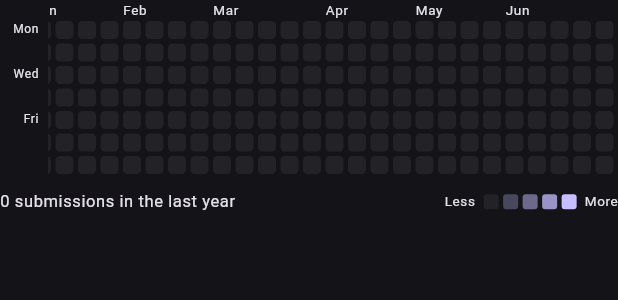
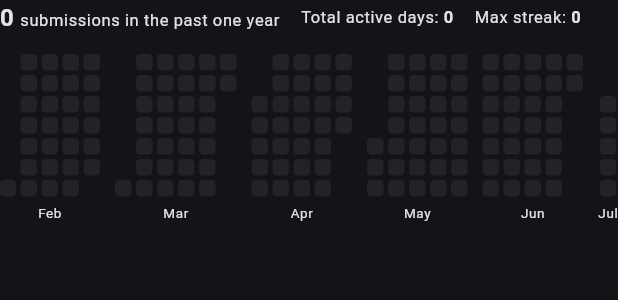
Before and after one commit to Markuvu/codetrack, a Flutter app: the ActivityHeatmap widget shown alone on an empty page, opened directly with empty values, on a phone screen of 412 x 824 dp. Shown: the top 300 px of the screen. Run offline on Flutter 3.47's test engine with Material 3 defaults, Android fonts, the phone set to English and light mode, and no system bars; our stand-ins replace fl_chart, flutter_local_notifications, shared_preferences, timezone; accounts and stored records are empty; network calls fail.

Commit message:
Activity heatmap: LeetCode-style layout (header totals + max streak, month blocks with labels below, green scale)

```diff
--- a/app/lib/widgets/activity_heatmap.dart
+++ b/app/lib/widgets/activity_heatmap.dart
@@ -10,27 +10,33 @@ const _kShort = {
   'gfg': 'GFG',
 };
 
-/// GitHub-style contribution calendar that merges submissions from every
-/// linked platform into one grid. Dates are the UTC day buckets reported by
-/// the backend. Tap a cell to see that day's per-platform breakdown.
+/// LeetCode-style contribution calendar that merges submissions from every
+/// linked platform into one view: a header with totals (submissions, active
+/// days, max streak), then one block per month with the label underneath.
+/// Dates are the UTC day buckets reported by the backend. Tap a cell to see
+/// that day's per-platform breakdown.
 class ActivityHeatmap extends StatefulWidget {
-  const ActivityHeatmap({super.key, required this.byPlatform, this.weeks = 53});
+  const ActivityHeatmap({super.key, required this.byPlatform});
 
   /// platform -> 'yyyy-MM-dd' -> submissions that day.
   final Map<String, Map<String, int>> byPlatform;
-
-  /// Number of week columns (53 covers a full year).
-  final int weeks;
 
   @override
   State<ActivityHeatmap> createState() => _ActivityHeatmapState();
 }
 
 class _ActivityHeatmapState extends State<ActivityHeatmap> {
-  static const _cell = 12.0;
+  static const _cell = 11.0;
   static const _gap = 3.0;
-  static const _col = _cell + _gap;
-  static const _levelOpacities = [0.3, 0.5, 0.75, 1.0];
+  static const _monthGap = 10.0;
+
+  /// LeetCode-ish green ramp, dark to bright.
+  static const _greens = [
+    Color(0xFF14532D),
+    Color(0xFF1F7A3D),
+    Color(0xFF2CBB5D),
+    Color(0xFF8AE99C),
+  ];
 
   final _scroll = ScrollController();
   DateTime? _selected;
@@ -38,7 +44,7 @@ class _ActivityHeatmapState extends State<ActivityHeatmap> {
   @override
   void initState() {
     super.initState();
-    // Start scrolled to the most recent weeks.
+    // Start scrolled to the most recent month.
     WidgetsBinding.instance.addPostFrameCallback((_) {
       if (_scroll.hasClients) {
         _scroll.jumpTo(_scroll.position.maxScrollExtent);
@@ -65,29 +71,11 @@ class _ActivityHeatmapState extends State<ActivityHeatmap> {
     final level = maxCount <= 0
         ? 4
         : ((count * 4) / maxCount).ceil().clamp(1, 4);
-    return theme.colorScheme.primary.withOpacity(_levelOpacities[level - 1]);
+    return _greens[level - 1];
   }
 
-  Widget _monthLabel(DateTime start, int w, DateFormat fmt, ThemeData theme) {
-    final monday = start.add(Duration(days: w * 7));
-    if (w > 0) {
-      final prev = start.add(Duration(days: (w - 1) * 7));
-      if (prev.month == monday.month) return const SizedBox.shrink();
-    }
-    return Text(
-      fmt.format(monday),
-      style: theme.textTheme.bodySmall?.copyWith(fontSize: 9),
-      maxLines: 1,
-      softWrap: false,
-      overflow: TextOverflow.visible,
-    );
-  }
-
-  Widget _cellFor(ThemeData theme, DateTime date, DateTime today,
-      Map<String, int> totals, int maxCount) {
-    if (date.isAfter(today)) {
-      return const SizedBox(width: _cell, height: _cell);
-    }
+  Widget _cellFor(ThemeData theme, DateTime date, Map<String, int> totals,
+      int maxCount) {
     final count = totals[_key(date)] ?? 0;
     final selected = _selected == date;
     return GestureDetector(
@@ -106,6 +94,63 @@ class _ActivityHeatmapState extends State<ActivityHeatmap> {
     );
   }
 
+  /// One month as its own mini-grid (Mon..Sun rows) with the label below,
+  /// like LeetCode's calendar.
+  Widget _monthBlock(
+    ThemeData theme,
+    DateTime month,
+    DateTime windowStart,
+    DateTime today,
+    Map<String, int> totals,
+    int maxCount,
+    DateFormat monthFmt,
+  ) {
+    final monthEnd = DateTime.utc(month.year, month.month + 1, 0);
+    final first = month.isBefore(windowStart) ? windowStart : month;
+    final last = monthEnd.isAfter(today) ? today : monthEnd;
+    if (last.isBefore(first)) return const SizedBox.shrink();
+    final firstMonday = first.subtract(Duration(days: first.weekday - 1));
+    final weekCount = (last.difference(firstMonday).inDays ~/ 7) + 1;
+
+    return Column(
+      mainAxisSize: MainAxisSize.min,
+      children: [
+        Row(
+          crossAxisAlignment: CrossAxisAlignment.start,
+          children: [
+            for (var w = 0; w < weekCount; w++)
+              Padding(
+                padding: EdgeInsets.only(
+                    right: w == weekCount - 1 ? 0 : _gap),
+                child: Column(
+                  children: [
+                    for (var r = 0; r < 7; r++)
+                      Padding(
+                        padding: const EdgeInsets.only(bottom: _gap),
+                        child: () {
+                          final date =
+                              firstMonday.add(Duration(days: w * 7 + r));
+                          if (date.isBefore(first) || date.isAfter(last)) {
+                            return const SizedBox(
+                                width: _cell, height: _cell);
+                          }
+                          return _cellFor(theme, date, totals, maxCount);
+                        }(),
+                      ),
+                  ],
+                ),
+              ),
+          ],
+        ),
+        const SizedBox(height: 2),
+        Text(
+          monthFmt.format(month),
+          style: theme.textTheme.bodySmall?.copyWith(fontSize: 9),
+        ),
+      ],
+    );
+  }
+
   @override
   Widget build(BuildContext context) {
     final theme = Theme.of(context);
@@ -118,87 +163,47 @@ class _ActivityHeatmapState extends State<ActivityHeatmap> {
       });
     });
 
-    // The grid ends at today's UTC date (backend buckets days in UTC).
+    // The window is the past year ending at today's UTC date (backend
+    // buckets days in UTC).
     final nowUtc = DateTime.now().toUtc();
     final today = DateTime.utc(nowUtc.year, nowUtc.month, nowUtc.day);
-    final thisMonday = today.subtract(Duration(days: today.weekday - 1));
-    final start = thisMonday.subtract(Duration(days: 7 * (widget.weeks - 1)));
+    final windowStart = today.subtract(const Duration(days: 364));
 
+    // Totals, active days and the longest run of consecutive active days.
+    var total = 0;
     var maxCount = 0;
-    var total = 0;
-    totals.forEach((date, count) {
-      final parsed = DateTime.tryParse(date);
-      if (parsed == null) return;
-      final day = DateTime.utc(parsed.year, parsed.month, parsed.day);
-      if (day.isBefore(start) || day.isAfter(today)) return;
+    var activeDays = 0;
+    var maxStreak = 0;
+    var run = 0;
+    for (var d = windowStart;
+        !d.isAfter(today);
+        d = d.add(const Duration(days: 1))) {
+      final count = totals[_key(d)] ?? 0;
       total += count;
       if (count > maxCount) maxCount = count;
-    });
+      if (count > 0) {
+        activeDays++;
+        run++;
+        if (run > maxStreak) maxStreak = run;
+      } else {
+        run = 0;
+      }
+    }
+
+    // Month blocks covering the window, oldest first.
+    final months = <DateTime>[];
+    var m = DateTime.utc(windowStart.year, windowStart.month, 1);
+    final lastMonth = DateTime.utc(today.year, today.month, 1);
+    while (!m.isAfter(lastMonth)) {
+      months.add(m);
+      m = DateTime.utc(m.year, m.month + 1, 1);
+    }
 
     final monthFmt = DateFormat('MMM');
-    const dayLabels = {0: 'Mon', 2: 'Wed', 4: 'Fri'};
-
-    final labelColumn = Column(
-      crossAxisAlignment: CrossAxisAlignment.end,
-      children: [
-        const SizedBox(height: 14),
-        for (var r = 0; r < 7; r++)
-          SizedBox(
-            height: _cell + _gap,
-            width: 26,
-            child: Text(
-              dayLabels[r] ?? '',
-              style: theme.textTheme.bodySmall?.copyWith(fontSize: 8),
-              textAlign: TextAlign.right,
-            ),
-          ),
-      ],
-    );
-
-    final grid = SingleChildScrollView(
-      controller: _scroll,
-      scrollDirection: Axis.horizontal,
-      child: Column(
-        crossAxisAlignment: CrossAxisAlignment.start,
-        children: [
-          SizedBox(
-            height: 14,
-            child: Row(
-              children: [
-                for (var w = 0; w < widget.weeks; w++)
-                  SizedBox(
-                    width: _col,
-                    child: _monthLabel(start, w, monthFmt, theme),
-                  ),
-              ],
-            ),
-          ),
-          Row(
-            crossAxisAlignment: CrossAxisAlignment.start,
-            children: [
-              for (var w = 0; w < widget.weeks; w++)
-                Padding(
-                  padding: const EdgeInsets.only(right: _gap),
-                  child: Column(
-                    children: [
-                      for (var r = 0; r < 7; r++)
-                        Padding(
-                          padding: const EdgeInsets.only(bottom: _gap),
-                          child: _cellFor(
-                            theme,
-                            start.add(Duration(days: w * 7 + r)),
-                            today,
-                            totals,
-                            maxCount,
-                          ),
-                        ),
-                    ],
-                  ),
-                ),
-            ],
-          ),
-        ],
-      ),
+    final boldValue = theme.textTheme.bodySmall?.copyWith(
+      fontSize: 11,
+      fontWeight: FontWeight.bold,
+      color: theme.textTheme.bodyLarge?.color,
     );
 
     Widget? detail;
@@ -223,50 +228,70 @@ class _ActivityHeatmapState extends State<ActivityHeatmap> {
     return Column(
       crossAxisAlignment: CrossAxisAlignment.start,
       children: [
-        Row(
-          crossAxisAlignment: CrossAxisAlignment.start,
+        // Header: bold totals like LeetCode's calendar.
+        Wrap(
+          spacing: 14,
+          runSpacing: 2,
+          crossAxisAlignment: WrapCrossAlignment.center,
           children: [
-            labelColumn,
-            const SizedBox(width: 6),
-            Expanded(child: grid),
-          ],
-        ),
-        const SizedBox(height: 8),
-        Row(
-          children: [
-            Expanded(
-              child: Text(
-                '$total submissions in the last year',
-                style: theme.textTheme.bodySmall?.copyWith(fontSize: 11),
+            Text.rich(
+              TextSpan(
+                children: [
+                  TextSpan(
+                    text: '$total ',
+                    style: theme.textTheme.titleMedium
+                        ?.copyWith(fontWeight: FontWeight.bold),
+                  ),
+                  TextSpan(
+                    text: 'submissions in the past one year',
+                    style: theme.textTheme.bodySmall?.copyWith(fontSize: 11),
+                  ),
+                ],
               ),
             ),
-            Text(
-              'Less ',
-              style: theme.textTheme.bodySmall?.copyWith(fontSize: 9),
+            Text.rich(
+              TextSpan(
+                children: [
+                  TextSpan(
+                    text: 'Total active days: ',
+                    style: theme.textTheme.bodySmall?.copyWith(fontSize: 11),
+                  ),
+                  TextSpan(text: '$activeDays', style: boldValue),
+                ],
+              ),
             ),
-            for (var i = 0; i <= 4; i++)
-              Padding(
-                padding: const EdgeInsets.only(left: 3),
-                child: Container(
-                  width: 10,
-                  height: 10,
-                  decoration: BoxDecoration(
-                    color: i == 0
-                        ? _emptyColor(theme)
-                        : theme.colorScheme.primary
-                            .withOpacity(_levelOpacities[i - 1]),
-                    borderRadius: BorderRadius.circular(2),
+            Text.rich(
+              TextSpan(
+                children: [
+                  TextSpan(
+                    text: 'Max streak: ',
+                    style: theme.textTheme.bodySmall?.copyWith(fontSize: 11),
                   ),
-                ),
+                  TextSpan(text: '$maxStreak', style: boldValue),
+                ],
               ),
-            Text(
-              '  More',
-              style: theme.textTheme.bodySmall?.copyWith(fontSize: 9),
             ),
           ],
         ),
+        const SizedBox(height: 12),
+        SingleChildScrollView(
+          controller: _scroll,
+          scrollDirection: Axis.horizontal,
+          child: Row(
+            crossAxisAlignment: CrossAxisAlignment.start,
+            children: [
+              for (var i = 0; i < months.length; i++)
+                Padding(
+                  padding: EdgeInsets.only(
+                      right: i == months.length - 1 ? 0 : _monthGap),
+                  child: _monthBlock(theme, months[i], windowStart, today,
+                      totals, maxCount, monthFmt),
+                ),
+            ],
+          ),
+        ),
         if (detail != null) ...[
-          const SizedBox(height: 6),
+          const SizedBox(height: 8),
           detail,
         ],
       ],
```
